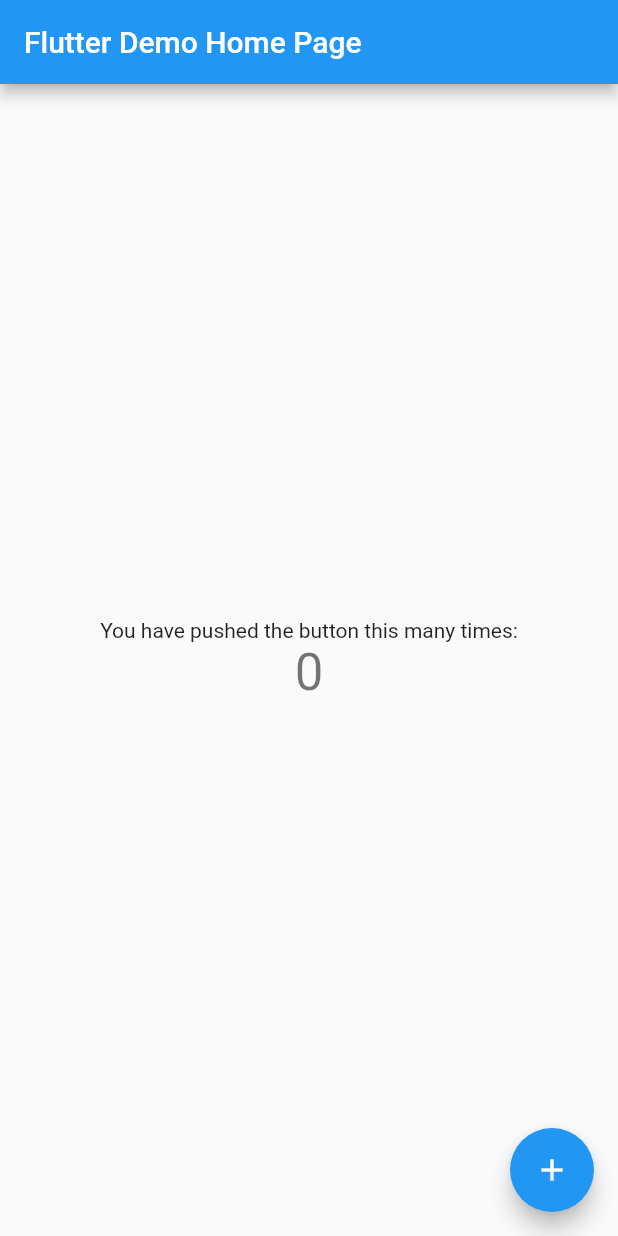
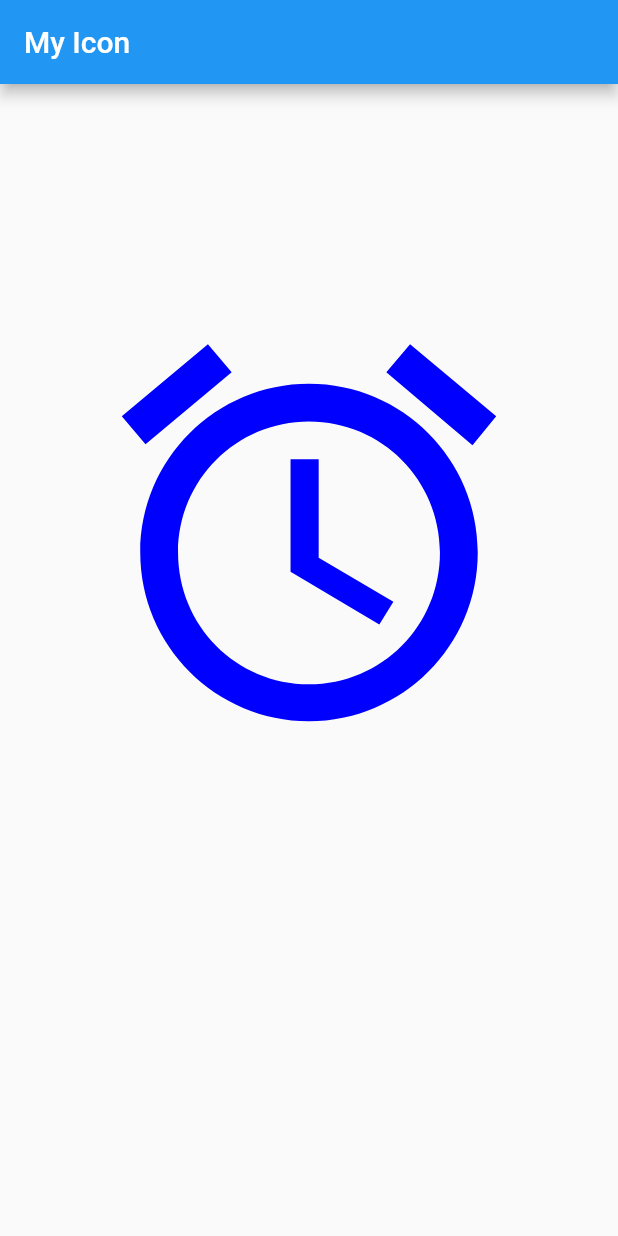
Before and after one commit to zahraAfa/exercise_1_MAP, a Flutter app: the screen it shows after launch, on a phone screen of 412 x 824 dp. Run offline on Flutter 3.47's test engine with Material 2 defaults, Android fonts, the phone set to English and light mode, and no system bars.

Commit message:
2nd Commit

```diff
--- a/lib/main.dart
+++ b/lib/main.dart
@@ -5,39 +5,20 @@ void main() {
 }
 
 class MyApp extends StatelessWidget {
-  // This widget is the root of your application.
   @override
   Widget build(BuildContext context) {
     return MaterialApp(
-      title: 'Flutter Demo',
+      title: 'Exercise 1 MAP',
       theme: ThemeData(
-        // This is the theme of your application.
-        //
-        // Try running your application with "flutter run". You'll see the
-        // application has a blue toolbar. Then, without quitting the app, try
-        // changing the primarySwatch below to Colors.green and then invoke
-        // "hot reload" (press "r" in the console where you ran "flutter run",
-        // or simply save your changes to "hot reload" in a Flutter IDE).
-        // Notice that the counter didn't reset back to zero; the application
-        // is not restarted.
         primarySwatch: Colors.blue,
       ),
-      home: MyHomePage(title: 'Flutter Demo Home Page'),
+      home: MyHomePage(title: 'My Icon'),
     );
   }
 }
 
 class MyHomePage extends StatefulWidget {
   MyHomePage({Key key, this.title}) : super(key: key);
-
-  // This widget is the home page of your application. It is stateful, meaning
-  // that it has a State object (defined below) that contains fields that affect
-  // how it looks.
-
-  // This class is the configuration for the state. It holds the values (in this
-  // case the title) provided by the parent (in this case the App widget) and
-  // used by the build method of the State. Fields in a Widget subclass are
-  // always marked "final".
 
   final String title;
 
@@ -46,68 +27,147 @@ class MyHomePage extends StatefulWidget {
 }
 
 class _MyHomePageState extends State<MyHomePage> {
-  int _counter = 0;
+  double _size = 300;
+  int _red = 0;
+  int _green = 0;
+  int _blue = 255;
 
-  void _incrementCounter() {
-    setState(() {
-      // This call to setState tells the Flutter framework that something has
-      // changed in this State, which causes it to rerun the build method below
-      // so that the display can reflect the updated values. If we changed
-      // _counter without calling setState(), then the build method would not be
-      // called again, and so nothing would appear to happen.
-      _counter++;
-    });
-  }
+  bool _resize = false;
+  bool _recolor = false;
 
   @override
   Widget build(BuildContext context) {
-    // This method is rerun every time setState is called, for instance as done
-    // by the _incrementCounter method above.
-    //
-    // The Flutter framework has been optimized to make rerunning build methods
-    // fast, so that you can just rebuild anything that needs updating rather
-    // than having to individually change instances of widgets.
-    return Scaffold(
+    return SafeArea(
+      child: Scaffold(
         appBar: AppBar(
-        // Here we take the value from the MyHomePage object that was created by
-        // the App.build method, and use it to set our appbar title.
           title: Text(widget.title),
+          actions: _resize
+              ? [
+                  Container(
+                    margin: EdgeInsets.fromLTRB(10, 12, 0, 12),
+                    width: 30,
+                    height: 20,
+                    decoration: BoxDecoration(
+                      border: Border.all(width: 2, color: Colors.white),
+                      borderRadius: BorderRadius.circular(100),
+                    ),
+                    child: IconButton(
+                      icon: Icon(
+                        Icons.remove,
+                        size: 15.0,
+                      ),
+                      onPressed: () {
+                        setState(() {
+                          if (_size > 50) {
+                            _size -= 50;
+                          }
+                        });
+                      },
+                    ),
+                  ),
+                  Container(
+                    margin: EdgeInsets.fromLTRB(10, 12, 0, 12),
+                    width: 30,
+                    height: 20,
+                    decoration: BoxDecoration(
+                      border: Border.all(width: 2, color: Colors.white),
+                      borderRadius: BorderRadius.circular(100),
+                    ),
+                    child: TextButton(
+                      child: Text(
+                        "S",
+                        style: TextStyle(color: Colors.white),
+                      ),
+                      onPressed: () {
+                        setState(() {
+                          _size = 100;
+                        });
+                      },
+                    ),
+                  ),
+                  Container(
+                    margin: EdgeInsets.fromLTRB(10, 12, 0, 12),
+                    width: 30,
+                    height: 20,
+                    decoration: BoxDecoration(
+                      border: Border.all(width: 2, color: Colors.white),
+                      borderRadius: BorderRadius.circular(100),
+                    ),
+                    child: TextButton(
+                      child: Text(
+                        "M",
+                        style: TextStyle(color: Colors.white),
+                      ),
+                      onPressed: () {
+                        setState(() {
+                          _size = 300;
+                        });
+                      },
+                    ),
+                  ),
+                  Container(
+                    margin: EdgeInsets.fromLTRB(10, 12, 0, 12),
+                    width: 30,
+                    height: 20,
+                    decoration: BoxDecoration(
+                      border: Border.all(width: 2, color: Colors.white),
+                      borderRadius: BorderRadius.circular(100),
+                    ),
+                    child: TextButton(
+                      child: Text(
+                        "L",
+                        style: TextStyle(color: Colors.white),
+                      ),
+                      onPressed: () {
+                        setState(() {
+                          _size = 500;
+                        });
+                      },
+                    ),
+                  ),
+                  Container(
+                    margin: EdgeInsets.fromLTRB(10, 12, 10, 12),
+                    width: 30,
+                    height: 30,
+                    decoration: BoxDecoration(
+                      border: Border.all(width: 2, color: Colors.white),
+                      borderRadius: BorderRadius.circular(100),
+                    ),
+                    child: IconButton(
+                      icon: Icon(
+                        Icons.add,
+                        size: 15.0,
+                      ),
+                      onPressed: () {
+                        setState(() {
+                          if (_size < 480) {
+                            _size += 50;
+                          }
+                        });
+                      },
+                    ),
+                  ),
+                ]
+              : [],
         ),
         body: Center(
-        // Center is a layout widget. It takes a single child and positions it
-        // in the middle of the parent.
+          child: Container(
             child: Column(
-          // Column is also a layout widget. It takes a list of children and
-          // arranges them vertically. By default, it sizes itself to fit its
-          // children horizontally, and tries to be as tall as its parent.
-          //
-          // Invoke "debug painting" (press "p" in the console, choose the
-          // "Toggle Debug Paint" action from the Flutter Inspector in Android
-          // Studio, or the "Toggle Debug Paint" command in Visual Studio Code)
-          // to see the wireframe for each widget.
-          //
-          // Column has various properties to control how it sizes itself and
-          // how it positions its children. Here we use mainAxisAlignment to
-          // center the children vertically; the main axis here is the vertical
-          // axis because Columns are vertical (the cross axis would be
-          // horizontal).
-          mainAxisAlignment: MainAxisAlignment.center,
+              mainAxisAlignment: MainAxisAlignment.spaceBetween,
               children: <Widget>[
-            Text(
-              'You have pushed the button this many times:',
+                Container(
+                  margin: EdgeInsets.fromLTRB(0, 150, 0, 0),
+                  child: Icon(
+                    Icons.alarm,
+                    size: _size,
+                    color: Color.fromRGBO(_red, _green, _blue, 1),
                   ),
-            Text(
-              '$_counter',
-              style: Theme.of(context).textTheme.headline4,
                 ),
               ],
             ),
           ),
-      floatingActionButton: FloatingActionButton(
-        onPressed: _incrementCounter,
-        tooltip: 'Increment',
-        child: Icon(Icons.add),
-      ), // This trailing comma makes auto-formatting nicer for build methods.
+        ),
+      ),
     );
   }
 }
```
Lines whose indentation alone changed are shown as unchanged.
